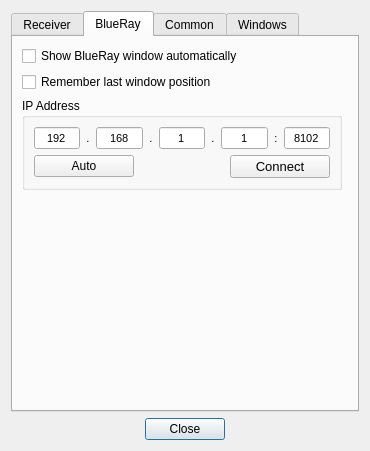
Qt form settingsdialog.ui (AceOfSnakes/AvrPioRemote) before a commit.
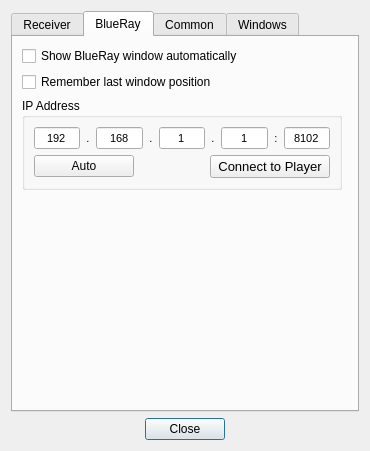
The same form after that commit.

Commit message: change player connection button text

```diff
--- a/settingsdialog.ui
+++ b/settingsdialog.ui
@@ -684,7 +684,7 @@
                 </property>
                 <property name="minimumSize">
                  <size>
-                  <width>100</width>
+                  <width>120</width>
                   <height>0</height>
                  </size>
                 </property>
@@ -696,7 +696,7 @@
                  </font>
                 </property>
                 <property name="text">
-                 <string>Connect</string>
+                 <string>Connect to Player</string>
                 </property>
                 <property name="checkable">
                  <bool>true</bool>
```
Left out of the diff: 4 changed lines with no effect on the pictures. The commit also changes 3 other files.
